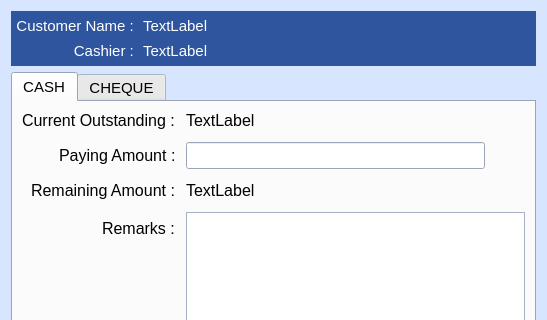
Qt form estorecpp/latepaymentwidget.ui (Watti/estorecpp) before a commit; both pictures show x 0 to 547 and y 0 to 320 of the 547 by 478 pixel window.
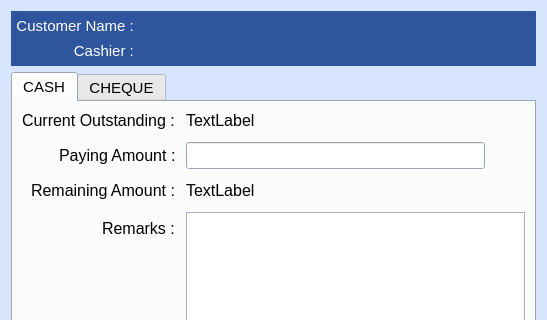
The same form after that commit. Icons and pictures are not drawn.

Commit message: customer outstanding settling partial changes

Patch:
```diff
--- a/estorecpp/latepaymentwidget.ui
+++ b/estorecpp/latepaymentwidget.ui
@@ -267,7 +267,7 @@
            </font>
           </property>
           <property name="text">
-           <string>TextLabel</string>
+           <string/>
           </property>
          </widget>
         </item>
@@ -381,7 +381,7 @@
            </font>
           </property>
           <property name="text">
-           <string>TextLabel</string>
+           <string/>
           </property>
          </widget>
         </item>
```
Left out of the diff: 2 changed lines with no effect on the pictures. The commit also changes 2 other files.
